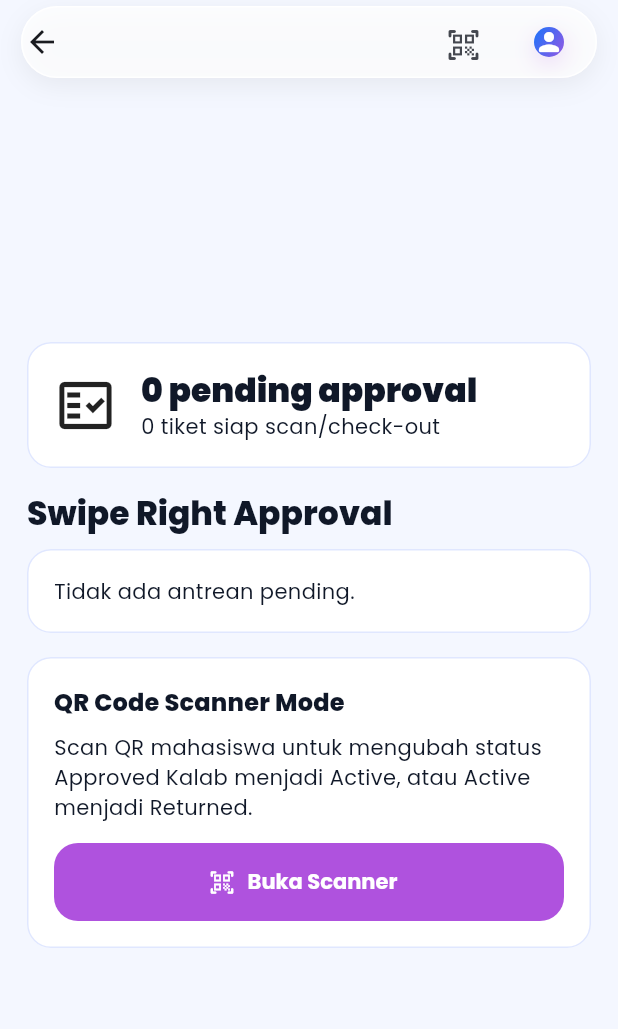
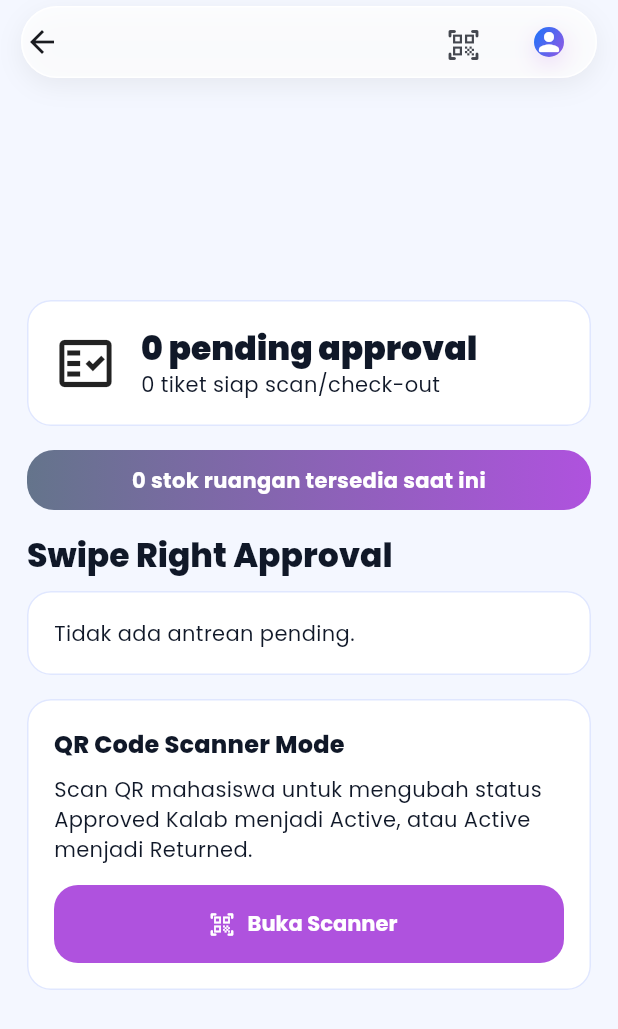
Before and after one commit to hilldanura198-bit/App_LabIn, a Flutter app: the _AslabDashboardView screen opened directly, on a phone screen of 412 x 824 dp. Shown: the top 1029 px of the screen. Run offline on Flutter 3.47's test engine with Material 3 defaults, Android fonts, the phone set to English and light mode, and no system bars; our stand-ins replace flutter_bloc, google_fonts, google_nav_bar, image_picker, local_auth, pdf and 6 more; missing offline and left inert: dart:html, google_mlkit_text_recognition, mobile_scanner; accounts and stored records are empty; network calls fail.

Commit message:
Fix: Sync calendar room stock across all POVs and enforce delayed stock deduction to Kalab ACC

```diff
--- a/lib/features/dashboard/presentation/aslab_dashboard_page.dart
+++ b/lib/features/dashboard/presentation/aslab_dashboard_page.dart
@@ -10,6 +10,7 @@ import '../data/dashboard_models.dart';
 import '../data/dashboard_repository.dart';
 import 'settings_page.dart';
 import 'widgets/glass_app_bar.dart';
+import 'widgets/room_stock_stream_banner.dart';
 import 'widgets/scan_page.dart';
 
 class AslabDashboardPage extends StatelessWidget {
@@ -70,6 +71,9 @@ class _AslabDashboardView extends StatelessWidget {
                       booking.status == 'active',
                 )
                 .toList();
+            final repository = DashboardRepository(
+              context.read<AuthRepository>().client,
+            );
 
             return SafeArea(
               child: LayoutBuilder(
@@ -89,6 +93,8 @@ class _AslabDashboardView extends StatelessWidget {
                               pendingCount: pending.length,
                               activeCount: active.length,
                             ),
+                            const SizedBox(height: 16),
+                            RoomStockStreamBanner(repository: repository),
                             const SizedBox(height: 16),
                             Text(
                               'Swipe Right Approval',
--- a/lib/features/dashboard/presentation/kalab_dashboard_page.dart
+++ b/lib/features/dashboard/presentation/kalab_dashboard_page.dart
@@ -12,6 +12,7 @@ import '../data/dashboard_models.dart';
 import '../data/dashboard_repository.dart';
 import 'settings_page.dart';
 import 'widgets/glass_app_bar.dart';
+import 'widgets/room_stock_stream_banner.dart';
 import 'widgets/scan_page.dart';
 import 'widgets/signature_pad_dialog.dart';
 
@@ -66,6 +67,9 @@ class _KalabDashboardView extends StatelessWidget {
             final approvals = state.bookings
                 .where((booking) => booking.status == 'approved_aslab')
                 .toList();
+            final repository = DashboardRepository(
+              context.read<AuthRepository>().client,
+            );
             return SafeArea(
               child: LayoutBuilder(
                 builder: (context, constraints) {
@@ -84,6 +88,8 @@ class _KalabDashboardView extends StatelessWidget {
                               approvalCount: approvals.length,
                               criticalCount: state.criticalInventories.length,
                             ),
+                            const SizedBox(height: 16),
+                            RoomStockStreamBanner(repository: repository),
                             const SizedBox(height: 16),
                             Text(
                               'High-Level Approval',
--- /dev/null
+++ b/lib/features/dashboard/presentation/widgets/room_stock_stream_banner.dart
@@ -0,0 +1,40 @@
+import 'package:flutter/material.dart';
+
+import '../../../../core/theme/app_theme.dart';
+import '../../data/dashboard_repository.dart';
+
+class RoomStockStreamBanner extends StatelessWidget {
+  const RoomStockStreamBanner({super.key, required this.repository});
+
+  final DashboardRepository repository;
+
+  @override
+  Widget build(BuildContext context) {
+    return StreamBuilder<int>(
+      stream: repository.watchRoomStockTotal(),
+      builder: (context, snapshot) {
+        final totalAvailable = snapshot.data;
+        final isAvailable = (totalAvailable ?? 0) > 0;
+        return Container(
+          padding: const EdgeInsets.symmetric(horizontal: 14, vertical: 10),
+          decoration: BoxDecoration(
+            gradient: isAvailable
+                ? AppTheme.cyberGradient
+                : LinearGradient(colors: [AppTheme.sepia, AppTheme.richBronze]),
+            borderRadius: BorderRadius.circular(18),
+          ),
+          child: Text(
+            totalAvailable == null
+                ? 'Memuat stok ruangan real-time...'
+                : '$totalAvailable stok ruangan tersedia saat ini',
+            textAlign: TextAlign.center,
+            style: Theme.of(context).textTheme.bodyMedium?.copyWith(
+              color: Colors.white,
+              fontWeight: FontWeight.w700,
+            ),
+          ),
+        );
+      },
+    );
+  }
+}
```
Also changed, not shown: lib/features/dashboard/data/dashboard_repository.dart (+14 -0 lines), lib/features/dashboard/presentation/mahasiswa_dashboard_page.dart (+6 -27 lines).
